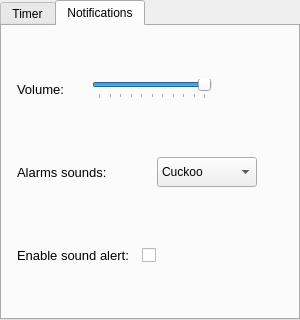
This is ui/settingsdialog.ui in TiagoSBO/qt-pomodoro-timer as Qt 5 draws it before an edit. The edited form follows.
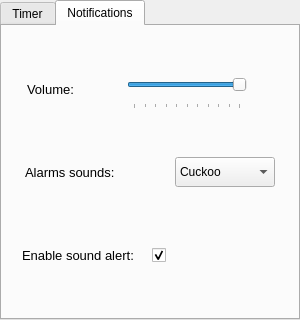
This is the edited form. Icons and pictures are not drawn.

The edit to the form file:
```diff
--- a/ui/settingsdialog.ui
+++ b/ui/settingsdialog.ui
@@ -614,7 +614,7 @@
           <property name="bottomMargin">
            <number>5</number>
           </property>
-          <item row="0" column="0">
+          <item row="0" column="0" colspan="2">
            <widget class="QWidget" name="widget_volume" native="true">
             <property name="sizePolicy">
              <sizepolicy hsizetype="Expanding" vsizetype="Expanding">
@@ -631,7 +631,7 @@
             <property name="maximumSize">
              <size>
               <width>300</width>
-              <height>30</height>
+              <height>50</height>
              </size>
             </property>
             <layout class="QHBoxLayout" name="horizontalLayout_7">
@@ -653,7 +653,7 @@
              <item>
               <layout class="QHBoxLayout" name="horizontalLayout_4" stretch="0,1,1">
                <property name="spacing">
-                <number>5</number>
+                <number>0</number>
                </property>
                <property name="sizeConstraint">
                 <enum>QLayout::SizeConstraint::SetNoConstraint</enum>
@@ -747,7 +747,111 @@
             </layout>
            </widget>
           </item>
-          <item row="1" column="0">
+          <item row="2" column="0" colspan="2">
+           <widget class="QWidget" name="widget_soundAlert" native="true">
+            <property name="sizePolicy">
+             <sizepolicy hsizetype="Expanding" vsizetype="Expanding">
+              <horstretch>0</horstretch>
+              <verstretch>0</verstretch>
+             </sizepolicy>
+            </property>
+            <property name="minimumSize">
+             <size>
+              <width>250</width>
+              <height>30</height>
+             </size>
+            </property>
+            <property name="maximumSize">
+             <size>
+              <width>300</width>
+              <height>50</height>
+             </size>
+            </property>
+            <layout class="QHBoxLayout" name="horizontalLayout_6">
+             <property name="spacing">
+              <number>0</number>
+             </property>
+             <property name="sizeConstraint">
+              <enum>QLayout::SizeConstraint::SetNoConstraint</enum>
+             </property>
+             <property name="leftMargin">
+              <number>0</number>
+             </property>
+             <property name="topMargin">
+              <number>0</number>
+             </property>
+             <property name="rightMargin">
+              <number>0</number>
+             </property>
+             <property name="bottomMargin">
+              <number>0</number>
+             </property>
+             <item>
+              <layout class="QHBoxLayout" name="horizontalLayout_3" stretch="0,1">
+               <property name="spacing">
+                <number>0</number>
+               </property>
+               <property name="sizeConstraint">
+                <enum>QLayout::SizeConstraint::SetNoConstraint</enum>
+               </property>
+               <property name="leftMargin">
+                <number>5</number>
+               </property>
+               <property name="topMargin">
+                <number>5</number>
+               </property>
+               <property name="rightMargin">
+                <number>5</number>
+               </property>
+               <property name="bottomMargin">
+                <number>5</number>
+               </property>
+               <item>
+                <widget class="QLabel" name="label_sound_alert">
+                 <property name="maximumSize">
+                  <size>
+                   <width>130</width>
+                   <height>40</height>
+                  </size>
+                 </property>
+                 <property name="font">
+                  <font>
+                   <pointsize>10</pointsize>
+                  </font>
+                 </property>
+                 <property name="text">
+                  <string>Enable sound alert:</string>
+                 </property>
+                </widget>
+               </item>
+               <item>
+                <widget class="QCheckBox" name="checkBox_sound_alert">
+                 <property name="sizePolicy">
+                  <sizepolicy hsizetype="Expanding" vsizetype="Expanding">
+                   <horstretch>0</horstretch>
+                   <verstretch>0</verstretch>
+                  </sizepolicy>
+                 </property>
+                 <property name="maximumSize">
+                  <size>
+                   <width>130</width>
+                   <height>30</height>
+                  </size>
+                 </property>
+                 <property name="text">
+                  <string/>
+                 </property>
+                 <property name="checked">
+                  <bool>true</bool>
+                 </property>
+                </widget>
+               </item>
+              </layout>
+             </item>
+            </layout>
+           </widget>
+          </item>
+          <item row="1" column="0" colspan="2">
            <widget class="QWidget" name="widget_soundAlarms" native="true">
             <property name="sizePolicy">
              <sizepolicy hsizetype="Expanding" vsizetype="Expanding">
@@ -763,7 +867,7 @@
             </property>
             <property name="maximumSize">
              <size>
-              <width>250</width>
+              <width>300</width>
               <height>50</height>
              </size>
             </property>
@@ -784,7 +888,7 @@
               <number>0</number>
              </property>
              <item>
-              <layout class="QHBoxLayout" name="horizontalLayout_2" stretch="0,1,2">
+              <layout class="QHBoxLayout" name="horizontalLayout_2" stretch="0,1,1">
                <property name="spacing">
                 <number>0</number>
                </property>
@@ -792,7 +896,7 @@
                 <enum>QLayout::SizeConstraint::SetNoConstraint</enum>
                </property>
                <property name="leftMargin">
-                <number>5</number>
+                <number>0</number>
                </property>
                <property name="topMargin">
                 <number>5</number>
@@ -813,8 +917,8 @@
                  </property>
                  <property name="maximumSize">
                   <size>
-                   <width>130</width>
-                   <height>40</height>
+                   <width>120</width>
+                   <height>30</height>
                   </size>
                  </property>
                  <property name="font">
@@ -915,101 +1019,6 @@
             </layout>
            </widget>
           </item>
-          <item row="2" column="0">
-           <widget class="QWidget" name="widget_soundAlert" native="true">
-            <property name="sizePolicy">
-             <sizepolicy hsizetype="Expanding" vsizetype="Expanding">
-              <horstretch>0</horstretch>
-              <verstretch>0</verstretch>
-             </sizepolicy>
-            </property>
-            <property name="minimumSize">
-             <size>
-              <width>250</width>
-              <height>30</height>
-             </size>
-            </property>
-            <property name="maximumSize">
-             <size>
-              <width>250</width>
-              <height>30</height>
-             </size>
-            </property>
-            <layout class="QHBoxLayout" name="horizontalLayout_6">
-             <property name="spacing">
-              <number>0</number>
-             </property>
-             <property name="sizeConstraint">
-              <enum>QLayout::SizeConstraint::SetNoConstraint</enum>
-             </property>
-             <property name="leftMargin">
-              <number>0</number>
-             </property>
-             <property name="topMargin">
-              <number>0</number>
-             </property>
-             <property name="rightMargin">
-              <number>0</number>
-             </property>
-             <property name="bottomMargin">
-              <number>0</number>
-             </property>
-             <item>
-              <layout class="QHBoxLayout" name="horizontalLayout_3" stretch="0,0">
-               <property name="spacing">
-                <number>10</number>
-               </property>
-               <property name="sizeConstraint">
-                <enum>QLayout::SizeConstraint::SetNoConstraint</enum>
-               </property>
-               <property name="leftMargin">
-                <number>5</number>
-               </property>
-               <property name="topMargin">
-                <number>5</number>
-               </property>
-               <property name="rightMargin">
-                <number>5</number>
-               </property>
-               <property name="bottomMargin">
-                <number>5</number>
-               </property>
-               <item>
-                <widget class="QLabel" name="label_sound_alert">
-                 <property name="maximumSize">
-                  <size>
-                   <width>130</width>
-                   <height>40</height>
-                  </size>
-                 </property>
-                 <property name="font">
-                  <font>
-                   <pointsize>10</pointsize>
-                  </font>
-                 </property>
-                 <property name="text">
-                  <string>Enable sound alert:</string>
-                 </property>
-                </widget>
-               </item>
-               <item>
-                <widget class="QCheckBox" name="checkBox_sound_alert">
-                 <property name="maximumSize">
-                  <size>
-                   <width>130</width>
-                   <height>30</height>
-                  </size>
-                 </property>
-                 <property name="text">
-                  <string/>
-                 </property>
-                </widget>
-               </item>
-              </layout>
-             </item>
-            </layout>
-           </widget>
-          </item>
          </layout>
         </widget>
        </item>
```
